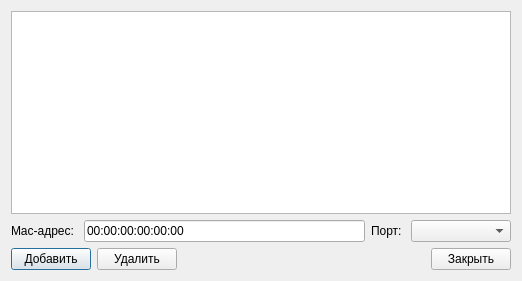
Vortm4x/netemul, file ui/tableswitch.ui: the form before one commit.
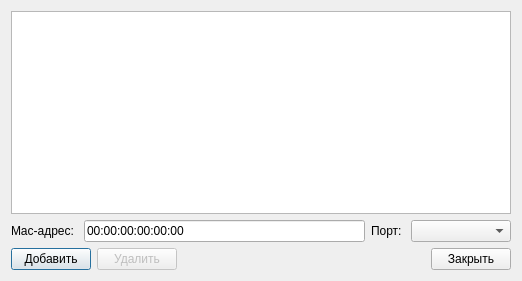
The form after the commit. Icons and pictures are not drawn.

```diff
--- a/ui/tableswitch.ui
+++ b/ui/tableswitch.ui
@@ -98,6 +98,9 @@
      </item>
      <item>
       <widget class="QPushButton" name="btn_del">
+       <property name="enabled">
+        <bool>false</bool>
+       </property>
        <property name="text">
         <string>Удалить</string>
        </property>
```
Left out of the diff: 13 changed lines with no effect on the pictures.
